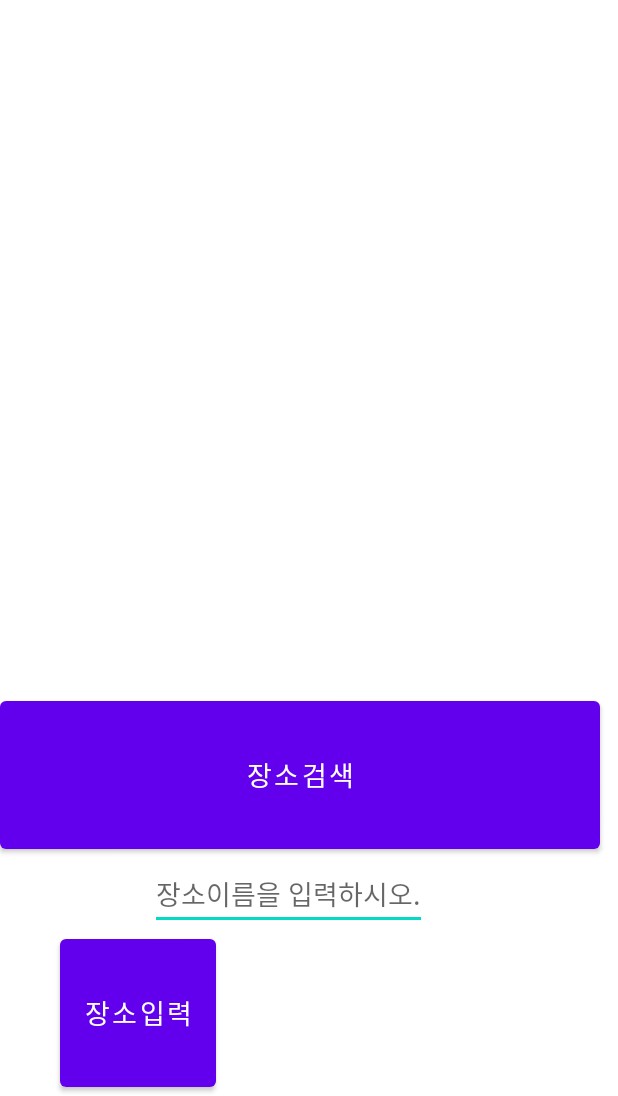
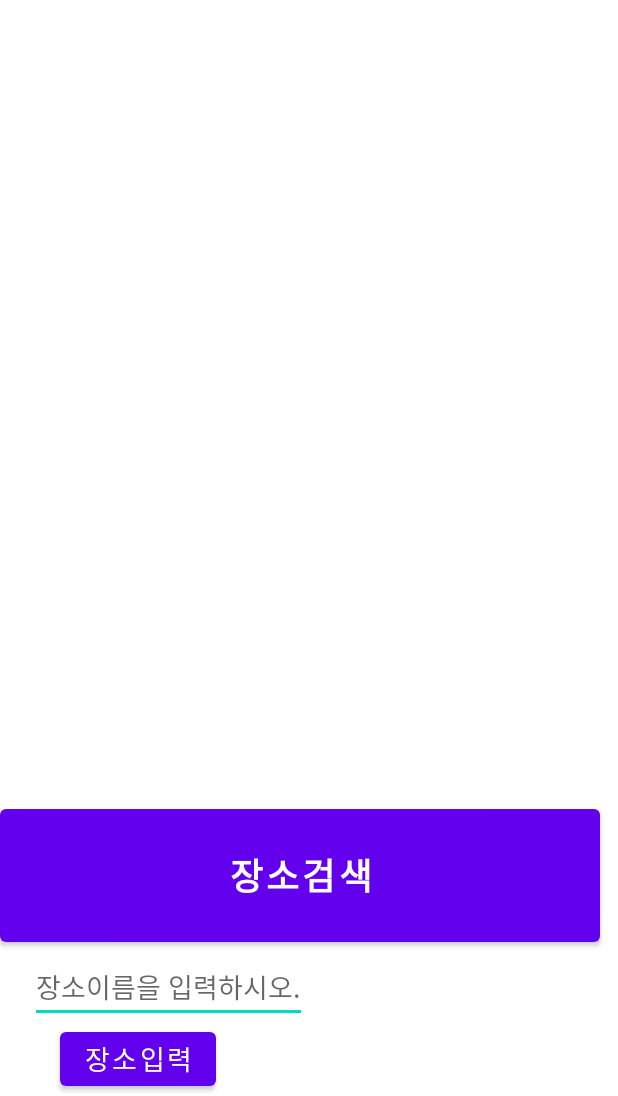
Before and after one commit to nohoyoun/capston, an Android app: the MapsActivity screen opened directly, with no data from a screen before it, on a phone screen of 412 x 824 dp, the part 140-1236 px from its top. Run offline under Robolectric (Android 15) with nearby library versions, the phone set to English and light mode, and no system bars; libraries missing offline, so code that uses them is left out: noman.googleplaces.

Commit message:
221127 add sound and font size

```diff
--- a/app/src/main/res/layout/activity_maps.xml
+++ b/app/src/main/res/layout/activity_maps.xml
@@ -17,24 +17,31 @@
 
     <Button
         android:text= "장소검색"
-        android:textSize = "18sp"
+        android:textSize = "24sp"
+        android:textStyle= "bold"
         android:layout_width= "400dp"
-        android:layout_height="wrap_content"
+        android:layout_height="30dp"
         android:layout_weight="0.1"
         android:orientation="horizontal"
         android:id="@+id/button_search"/>
 
-
+    <GridLayout
+        android:layout_width="match_parent"
+        android:layout_height="wrap_content"
+        android:columnCount="1"
+        android:rowCount="2"
+        android:orientation="horizontal">
     <EditText
         android:id="@+id/edit_text"
         android:layout_width="wrap_content"
         android:layout_height="wrap_content"
-        android:layout_marginStart = "100dp"
-        android:layout_marginLeft="100dp"
+        android:layout_marginStart = "20dp"
+        android:layout_marginLeft="10dp"
         android:hint="장소이름을 입력하시오."
         android:selectAllOnFocus="true"
-        android:maxLength="20"
-        android:text="" />
+        android:maxLength="15"
+        android:text=""
+        android:layout_row="0" android:layout_column="0"/>
 
     <Button
         android:text= "장소입력"
@@ -45,7 +52,8 @@
         android:layout_marginStart = "40dp"
         android:layout_marginLeft="40dp"
         android:orientation="horizontal"
-        android:id="@+id/button_insert"/>
-
+        android:id="@+id/button_insert"
+        android:layout_row="1" android:layout_column="0"/>
+    </GridLayout>
 
 </LinearLayout>
```
